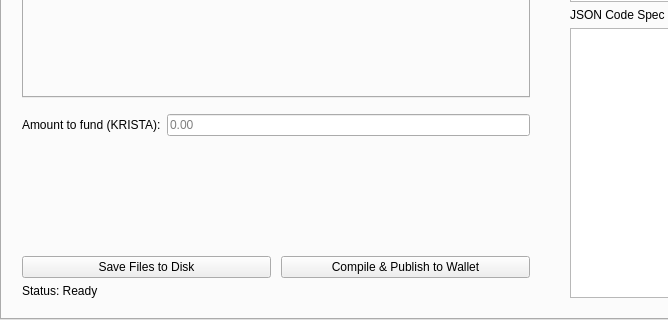
Before: the Qt Designer form src/qt/kristatech/forms/smartcontractwidget.ui in bedri/KristaTech-KRISTA, drawn with Qt 5; both pictures show x 0 to 668 and y 380 to 700 of the 1100 by 700 pixel window.
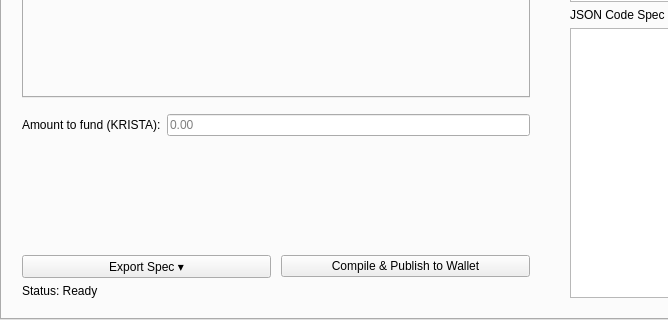
After: the same form once the commit is applied.

Commit message: Fix startup ping replay, Qt shutdown SIGSEGV, Phase 2 P1 data/UX accuracy, and Smart Contracts key/export clarity

Diff of the .ui file:
```diff
--- a/src/qt/kristatech/forms/smartcontractwidget.ui
+++ b/src/qt/kristatech/forms/smartcontractwidget.ui
@@ -513,7 +513,7 @@
             <item>
              <widget class="QPushButton" name="btnSave">
               <property name="text">
-               <string>Save Files to Disk</string>
+               <string>Export Spec ▾</string>
               </property>
              </widget>
             </item>
```
The commit also changes 39 other files.
